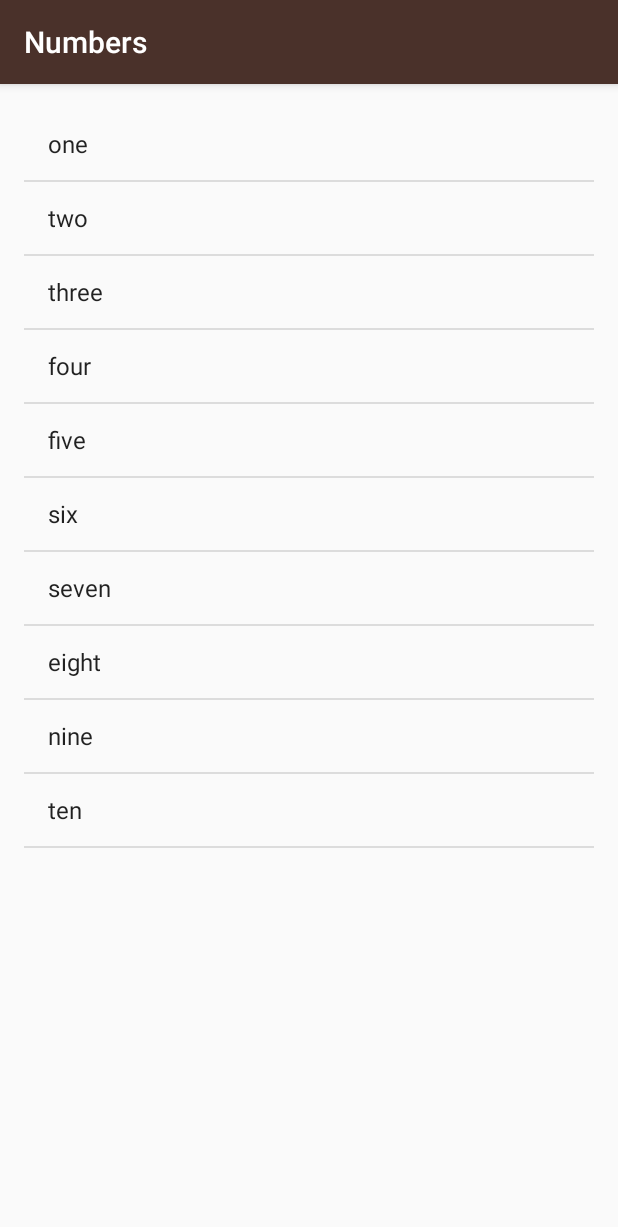
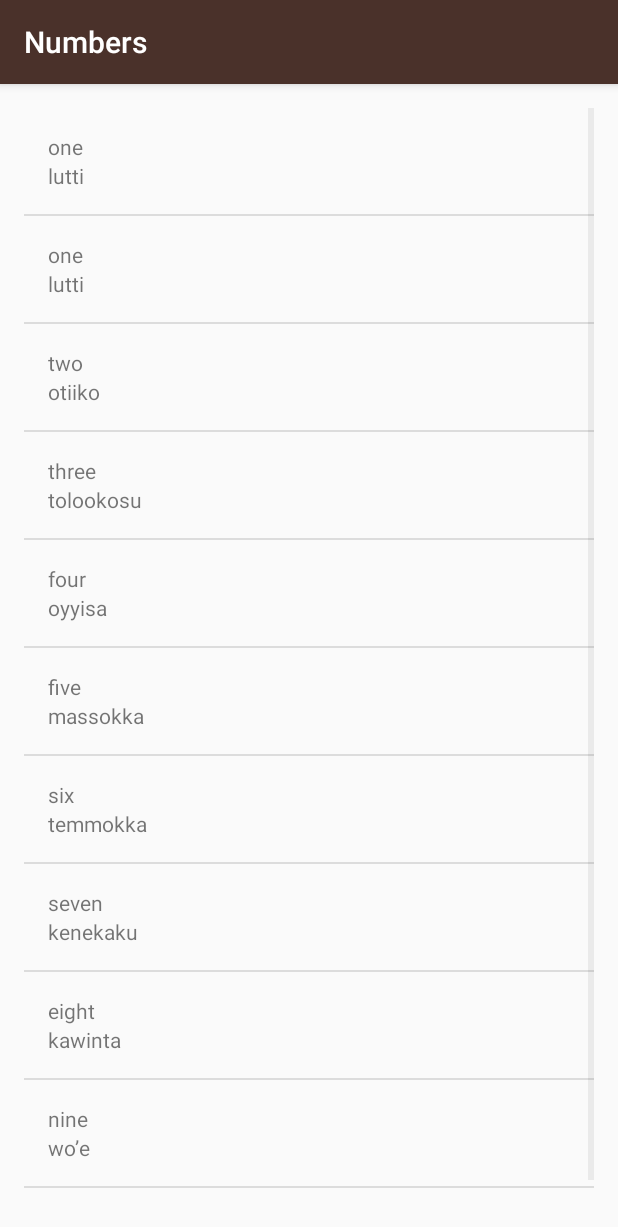
Before and after one commit to IhorYachmenov/Miwok, an Android app: the NumbersActivity screen opened directly, with no data from a screen before it, on a phone screen of 412 x 824 dp. Shown: the top 1227 px of the screen. Run offline under Robolectric (Android 15) with nearby library versions, the phone set to English and light mode, and no system bars.

Commit message:
implement ArrayAdapter pattern for NumbersActivity

```diff
--- a/app/src/main/java/com/example/android/miwok/NumbersActivity.java
+++ b/app/src/main/java/com/example/android/miwok/NumbersActivity.java
@@ -19,23 +19,24 @@ public class NumbersActivity extends AppCompatActivity {
         super.onCreate(savedInstanceState);
         setContentView(R.layout.activity_numbers);
 
-        ArrayList<String> numbers = new ArrayList<String>();
-        numbers.add("one");
-        numbers.add("two");
-        numbers.add("three");
-        numbers.add("four");
-        numbers.add("five");
-        numbers.add("six");
-        numbers.add("seven");
-        numbers.add("eight");
-        numbers.add("nine");
-        numbers.add("ten");
 
-        Log.v("NumbersActivity", "Numbers at index: " + numbers.get(0));
+        ArrayList<Word> words = new ArrayList<Word>();
+        words.add(new Word("one","lutti"));
+        words.add(new Word("one", "lutti"));
+        words.add(new Word("two", "otiiko"));
+        words.add(new Word("three", "tolookosu"));
+        words.add(new Word("four", "oyyisa"));
+        words.add(new Word("five", "massokka"));
+        words.add(new Word("six", "temmokka"));
+        words.add(new Word("seven", "kenekaku"));
+        words.add(new Word("eight", "kawinta"));
+        words.add(new Word("nine", "wo’e"));
+        words.add(new Word("ten", "na’aacha"));
+        Log.v("NumbersActivity", "Numbers at index: " + words.get(0));
 
         //LinearLayout rootView = (LinearLayout) findViewById(R.id.rootView);
 
-        int counter = 0;
+        //int counter = 0;
 
 
 //        TextView displayWords = new TextView(this);
@@ -57,11 +58,13 @@ public class NumbersActivity extends AppCompatActivity {
 //        }
 
 
-        ArrayAdapter<String> itemsAdapter = new ArrayAdapter<String>(this, android.R.layout.simple_list_item_1, numbers);
+      // ArrayAdapter<String> itemsAdapter = new ArrayAdapter<String>(this, android.R.layout.simple_list_item_1, numbers);
 
+
+        WordAdapter adapter = new WordAdapter(this, words);
         ListView listView = (ListView) findViewById(R.id.list);
 
-        listView.setAdapter(itemsAdapter);
+        listView.setAdapter(adapter);
 
     }
 }
--- a/app/src/main/java/com/example/android/miwok/Word.java
+++ b/app/src/main/java/com/example/android/miwok/Word.java
@@ -1,4 +1,39 @@
 package com.example.android.miwok;
 
 public class Word {
+    // Name of the Android version (e.g. Gingerbread, Honeycomb, Ice Cream Sandwich)
+    private String mMiwokWord;
+
+    // Android version number (e.g. 2.3-2.7, 3.0-3.2.6, 4.0-4.0.4)
+    private String mDefaultWord;
+
+
+
+    /*
+     * Create a new AndroidFlavor object.
+     *
+     * @param vName is the name of the Android version (e.g. Gingerbread)
+     * @param vNumber is the corresponding Android version number (e.g. 2.3-2.7)
+     * @param image is drawable reference ID that corresponds to the Android version
+     * */
+    public Word(String vMiwokWord, String vDefaultWord)
+    {
+        mMiwokWord = vMiwokWord;
+        mDefaultWord = vDefaultWord;
+
+    }
+
+    /**
+     * Get the name of the Android version
+     */
+    public String getMiwokTranslation() {  return mMiwokWord;  }
+
+    /**
+     * Get the Android version number
+     */
+    public String getDefaultTranslation() {
+        return mDefaultWord;
+    }
+
+
 }
--- /dev/null
+++ b/app/src/main/java/com/example/android/miwok/WordAdapter.java
@@ -0,0 +1,57 @@
+package com.example.android.miwok;
+
+import android.app.Activity;
+import android.support.annotation.NonNull;
+import android.support.annotation.Nullable;
+import android.view.LayoutInflater;
+import android.view.View;
+import android.view.ViewGroup;
+import android.widget.ArrayAdapter;
+import android.widget.ImageView;
+import android.widget.TextView;
+
+import java.util.ArrayList;
+
+public class WordAdapter extends ArrayAdapter<Word> {
+
+    public WordAdapter(Activity context, ArrayList<Word> words) {
+        // Here, we initialize the ArrayAdapter's internal storage for the context and the list.
+        // the second argument is used when the ArrayAdapter is populating a single TextView.
+        // Because this is a custom adapter for two TextViews and an ImageView, the adapter is not
+        // going to use this second argument, so it can be any value. Here, we used 0.
+        super(context, 0, words);
+    }
+
+    @NonNull
+    @Override
+    public View getView(int position, @Nullable View convertView, @NonNull ViewGroup parent) {
+
+        View listItemView = convertView;
+        if(listItemView == null) {
+            listItemView = LayoutInflater.from(getContext()).inflate(
+                    R.layout.list_item, parent, false);
+        }
+
+        // Get the {@link AndroidFlavor} object located at this position in the list
+        Word currentWord = getItem(position);
+
+        // Find the TextView in the list_item.xml layout with the ID version_name
+        TextView miwokTextView = (TextView) listItemView.findViewById(R.id.miwok_text_view);
+        // Get the version name from the current AndroidFlavor object and
+        // set this text on the name TextView
+        miwokTextView.setText(currentWord.getMiwokTranslation());
+
+        // Find the TextView in the list_item.xml layout with the ID version_number
+        TextView defaultTextView = (TextView) listItemView.findViewById(R.id.default_text_view);
+        // Get the version number from the current AndroidFlavor object and
+        // set this text on the number TextView
+        defaultTextView.setText(currentWord.getDefaultTranslation());
+
+
+        // Return the whole list item layout (containing 2 TextViews and an ImageView)
+        // so that it can be shown in the ListView
+        return listItemView;
+
+
+    }
+}
```
